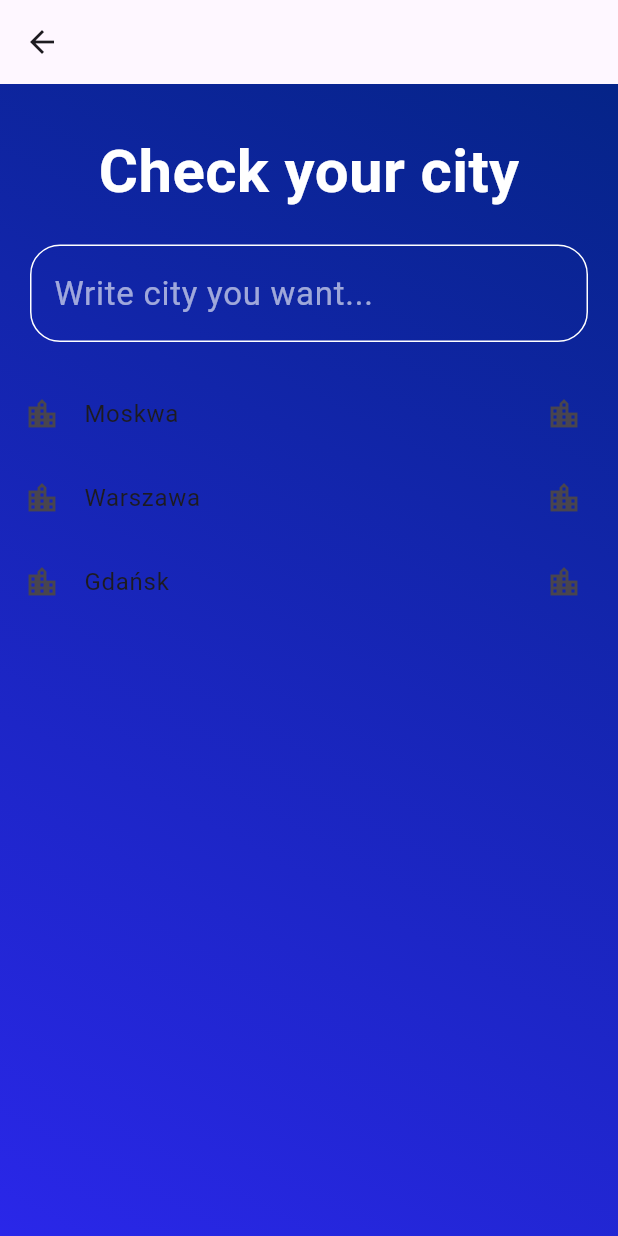
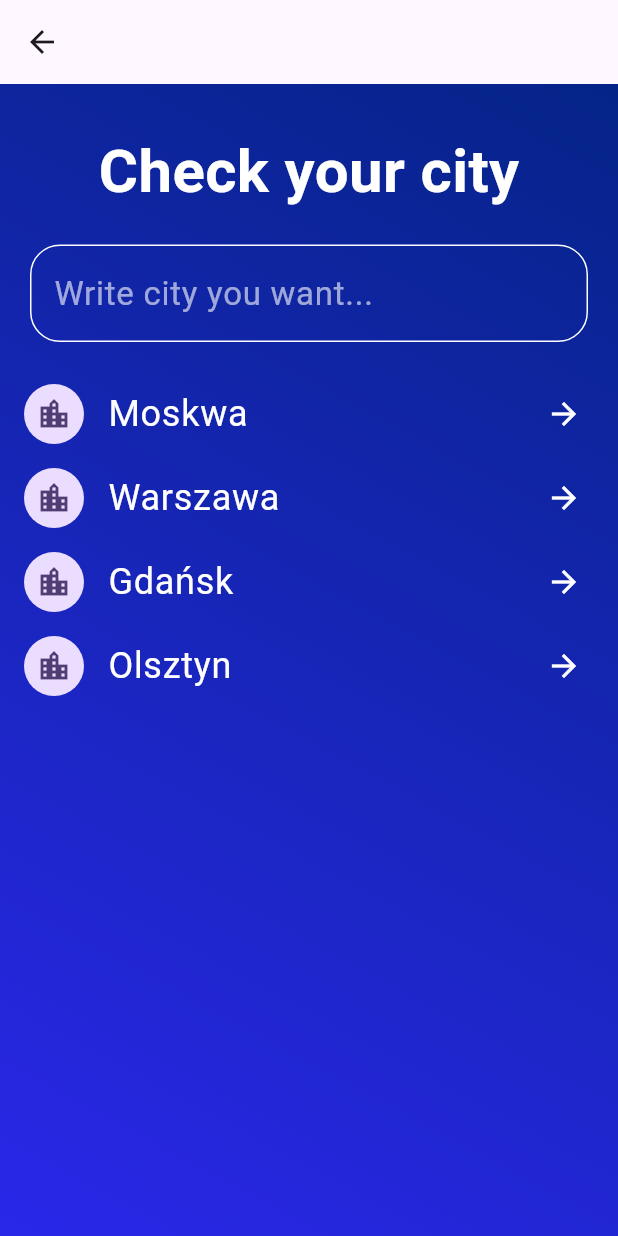
Before and after one commit to maciejsulikowski/weather_app, a Flutter app: the SearchCity screen opened directly, on a phone screen of 412 x 824 dp. Run offline on Flutter 3.47's test engine with Material 2 defaults, Android fonts, the phone set to English and light mode, and no system bars; our stand-ins replace dio, google_fonts, lottie.

```diff
--- a/lib/features/search_page/search_page_widget.dart
+++ b/lib/features/search_page/search_page_widget.dart
@@ -1,3 +1,4 @@
+import 'package:dio/dio.dart';
 import 'package:flutter/material.dart';
 import 'package:google_fonts/google_fonts.dart';
 import 'package:weather_app/features/weather_page/weather_widget.dart';
@@ -9,11 +10,14 @@ class SearchCity extends StatelessWidget {
 
   @override
   Widget build(BuildContext context) {
-    final List list = <String>[
-      'Moskwa',
-      'Warszawa',
-      'Gdańsk',
-    ];
+    final List list = <String>['Moskwa', 'Warszawa', 'Gdańsk', 'Olsztyn'];
+    final String isHavingThreeChars;
+
+    Future<void> apiCall(String city) async {
+      final response = await Dio().get<dynamic>(
+          'https://api.openweathermap.org/data/2.5/weather?q=$city&appid=310f71ed85a8893ac02f723c86324a4c');
+      return response.data;
+    }
 
     return Scaffold(
         appBar: AppBar(),
@@ -46,6 +50,11 @@ class SearchCity extends StatelessWidget {
                   Container(
                     margin: const EdgeInsets.symmetric(horizontal: 20),
                     child: TextField(
+                        onChanged: (value) {
+                          if (value.length < 3) {
+
+                          }
+                        },
                         style: const TextStyle(
                             color: Colors.white70, fontSize: 22),
                         decoration: InputDecoration(
@@ -70,10 +79,25 @@ class SearchCity extends StatelessWidget {
                     child: ListView.builder(
                         itemCount: list.length,
                         itemBuilder: (context, index) {
-                          return ListTile(
-                            title: Text(list[index]),
-                            leading: const Icon(Icons.location_city),
-                            trailing: const Icon(Icons.location_city),
+                          return InkWell(
+                            onTap: () {
+                              Navigator.of(context).push(MaterialPageRoute(
+                                  builder: (context) => const WeatherWidget()));
+                              apiCall(list[index]);
+                            },
+                            child: ListTile(
+                              title: Text(list[index],
+                                  style: GoogleFonts.aBeeZee(
+                                    fontSize: 24,
+                                    color: Colors.white,
+                                  )),
+                              leading: const CircleAvatar(
+                                  child: Icon(Icons.location_city)),
+                              trailing: const Icon(
+                                Icons.arrow_forward,
+                                color: Colors.white,
+                              ),
+                            ),
                           );
                         }),
                   )
--- a/pubspec.yaml
+++ b/pubspec.yaml
@@ -37,6 +37,7 @@ dependencies:
   cupertino_icons: ^1.0.2
   google_fonts: ^6.1.0
   lottie: ^2.7.0
+  dio: ^5.3.3
 
 dev_dependencies:
   flutter_test:
```
Also changed, not shown: lib/domain/models/search_model.dart (added, +9 -0 lines), pubspec.lock.
